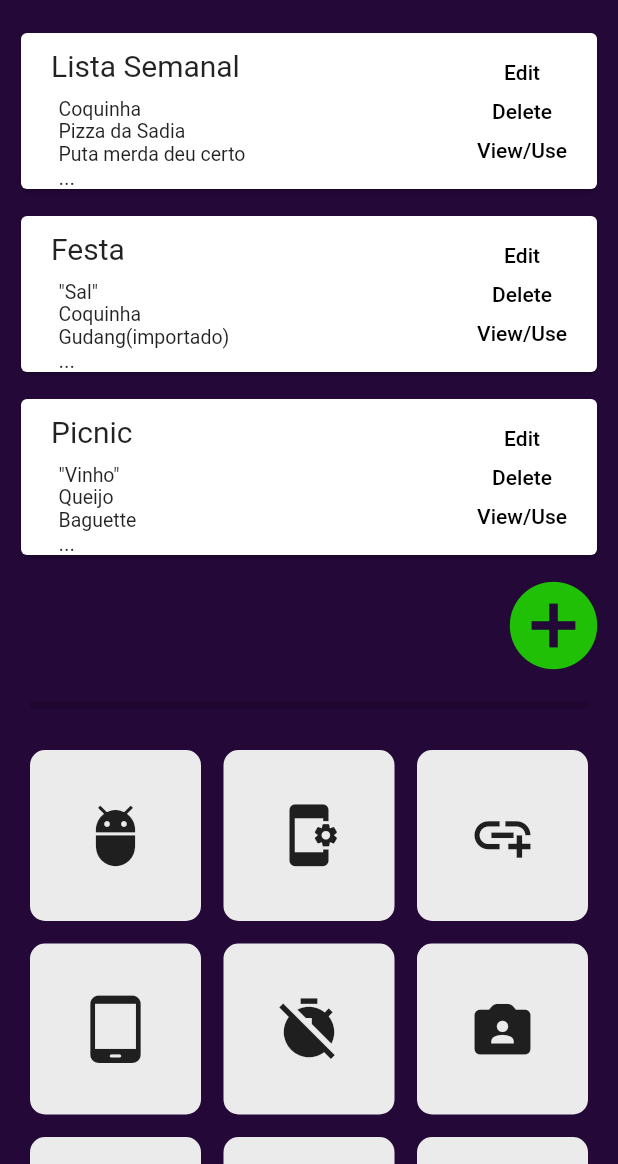
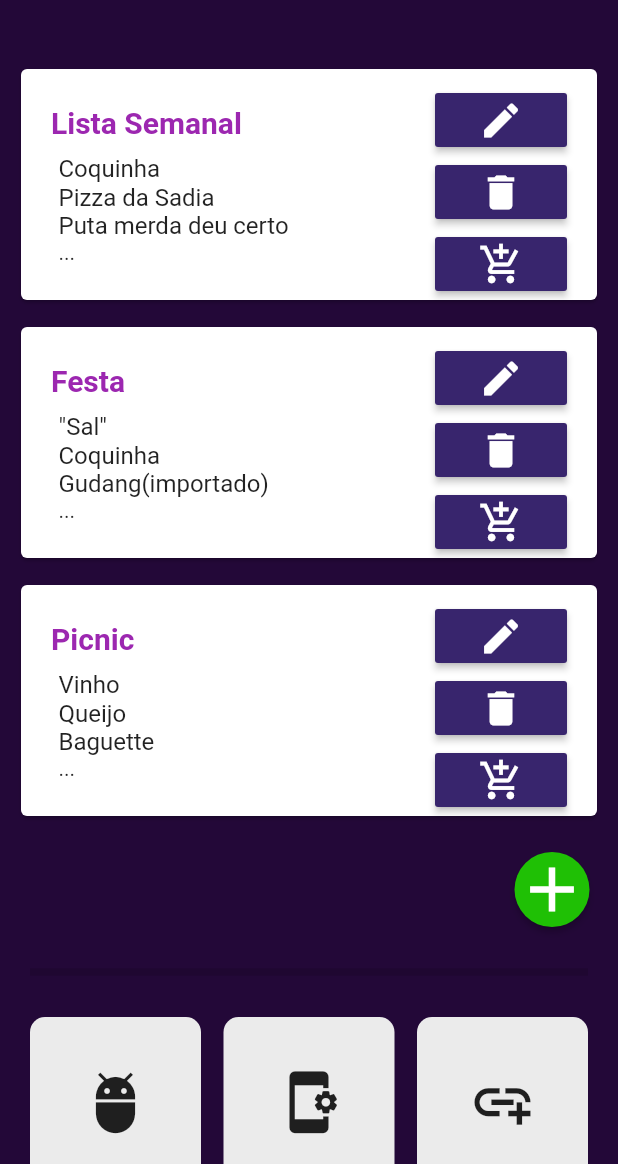
Before and after one commit to LuizSutil/zmarket, a Flutter app: the screen it shows once a user with an empty profile is signed in, on a phone screen of 412 x 824 dp, the part 72-1236 px from its top. Run offline on Flutter 3.47's test engine with Material 2 defaults, Android fonts, the phone set to English and light mode, and no system bars; our stand-ins replace firebase_auth, firebase_core, firebase_database, google_sign_in; accounts and stored records are empty; network calls fail.

Commit message:
fucking buttons and ship looks dope

```diff
--- a/lib/ListaCompras.dart
+++ b/lib/ListaCompras.dart
@@ -27,61 +27,63 @@ class _ListaComprasState extends State<ListaCompras> {
                   Padding(
                       padding: EdgeInsets.fromLTRB(20, 10, 0, 0),
                       child: Text(widget.nomeLista,
-                          style: TextStyle(fontSize: 20))),
+                          style: TextStyle(
+                              fontSize: 20,
+                              fontWeight: FontWeight.bold,
+                              color: Colors.purple))),
                   Padding(
                       padding: EdgeInsets.fromLTRB(25, 10, 0, 0),
                       child: Column(
                           crossAxisAlignment: CrossAxisAlignment.start,
                           children: <Widget>[
                             Text(widget.produtos[0],
-                                style: TextStyle(fontSize: 13)),
+                                style: TextStyle(fontSize: 16)),
                             Text(widget.produtos[1],
-                                style: TextStyle(fontSize: 13)),
+                                style: TextStyle(fontSize: 16)),
                             Text(widget.produtos[2],
-                                style: TextStyle(fontSize: 13)),
-                            Text("..."),
+                                style: TextStyle(fontSize: 16)),
+                            Padding(
+                              child: Text("..."),
+                              padding: EdgeInsets.fromLTRB(0, 0, 0, 10),
+                            )
                           ]))
                 ],
               ),
             ),
             Column(children: [
               Padding(
-                padding: EdgeInsets.fromLTRB(0, 10, 20, 10),
-                child: TextButton(
-                  style: TextButton.styleFrom(
-                    primary: Colors.black,
-                    tapTargetSize: MaterialTapTargetSize.shrinkWrap,
-                    minimumSize: Size.zero,
-                    padding: EdgeInsets.zero,
+                  padding: EdgeInsets.fromLTRB(0, 10, 20, 0),
+                  child: MaterialButton(
+                    onPressed: () => {},
+                    color: Color.fromRGBO(56, 37, 109, 1),
+                    textColor: Colors.white,
+                    child: Icon(
+                      Icons.edit,
+                      size: 30,
+                    ),
+                  )),
+              Padding(
+                padding: EdgeInsets.fromLTRB(0, 0, 20, 0),
+                child: MaterialButton(
+                  onPressed: () => {},
+                  color: Color.fromRGBO(56, 37, 109, 1),
+                  textColor: Colors.white,
+                  child: Icon(
+                    Icons.delete,
+                    size: 30,
                   ),
-                  child: Text('Edit'),
-                  onPressed: () => {},
                 ),
               ),
               Padding(
-                padding: EdgeInsets.fromLTRB(0, 0, 20, 10),
-                child: TextButton(
-                  style: TextButton.styleFrom(
-                    primary: Colors.black,
-                    tapTargetSize: MaterialTapTargetSize.shrinkWrap,
-                    minimumSize: Size.zero,
-                    padding: EdgeInsets.zero,
+                padding: EdgeInsets.fromLTRB(0, 0, 20, 0),
+                child: MaterialButton(
+                  onPressed: () => {},
+                  color: Color.fromRGBO(56, 37, 109, 1),
+                  textColor: Colors.white,
+                  child: Icon(
+                    Icons.add_shopping_cart,
+                    size: 30,
                   ),
-                  child: Text('Delete'),
-                  onPressed: () => {},
-                ),
-              ),
-              Padding(
-                padding: EdgeInsets.fromLTRB(0, 0, 20, 10),
-                child: TextButton(
-                  style: TextButton.styleFrom(
-                    primary: Colors.black,
-                    tapTargetSize: MaterialTapTargetSize.shrinkWrap,
-                    minimumSize: Size.zero,
-                    padding: EdgeInsets.zero,
-                  ),
-                  child: Text('View/Use'),
-                  onPressed: () => {},
                 ),
               ),
             ])
--- a/lib/appbar.dart
+++ b/lib/appbar.dart
@@ -14,6 +14,7 @@ class _ZappbarState extends State<Zappbar> {
   @override
   Widget build(BuildContext context) {
     return SliverAppBar(
+      expandedHeight: 80,
       title: Text('Ztelluz Market'),
       actions: [
         Row(
@@ -30,7 +31,7 @@ class _ZappbarState extends State<Zappbar> {
                 },
                 icon: Icon(Icons.logout)),
           ],
-        )
+        ),
       ],
     );
   }
--- a/lib/myHomePage.dart
+++ b/lib/myHomePage.dart
@@ -24,7 +24,7 @@ class _MyHomePageState extends State<MyHomePage> {
     },
     'lista': {
       'nome': 'Picnic',
-      'cart': ['"Vinho"', 'Queijo', 'Baguette']
+      'cart': ['Vinho', 'Queijo', 'Baguette']
     }
   };
 
@@ -37,14 +37,21 @@ class _MyHomePageState extends State<MyHomePage> {
         ListDisplay(getAllListinhas(posts)),
         SliverList(
             delegate: SliverChildListDelegate([
-          IconButton(
+          Align(
               alignment: Alignment.centerRight,
-              iconSize: 70,
-              onPressed: () => {},
-              icon: Icon(
-                Icons.add_circle,
-                color: Color.fromRGBO(31, 192, 5, 1),
-              )),
+              child: Padding(
+                padding: EdgeInsets.fromLTRB(0, 20, 0, 20),
+                child: MaterialButton(
+                  onPressed: () {},
+                  color: Color.fromRGBO(31, 192, 5, 1),
+                  textColor: Colors.white,
+                  child: Icon(
+                    Icons.add,
+                    size: 50,
+                  ),
+                  shape: CircleBorder(),
+                ),
+              ))
         ])),
         SliverList(
             delegate: SliverChildListDelegate([
```
Also changed, not shown: lib/listinhaiterator.dart (deleted).
